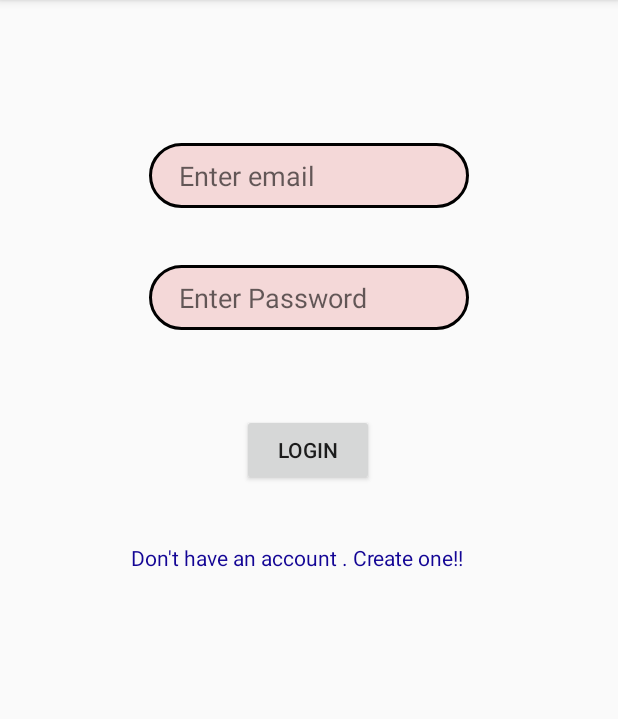
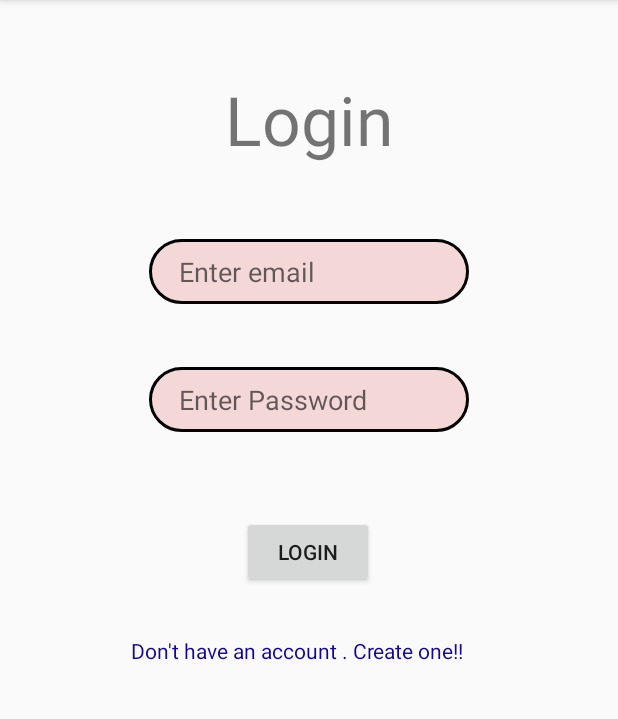
Before and after one commit to The-Fuse/Transport_Tracker, an Android app: the Home screen opened directly, with no data from a screen before it, on a phone screen of 412 x 824 dp, the part 84-803 px from its top. Run offline under Robolectric (Android 15) with nearby library versions, the phone set to English and light mode, and no system bars; our stand-ins replace Firebase (no records; nobody signed in at launch, a user with empty details on screens opened directly).

Commit message:
UI BETTER

```diff
--- a/app/src/main/res/layout/activity_home2.xml
+++ b/app/src/main/res/layout/activity_home2.xml
@@ -19,7 +19,7 @@
         app:layout_constraintEnd_toEndOf="parent"
         app:layout_constraintStart_toStartOf="parent"
         app:layout_constraintTop_toTopOf="parent"
-        app:layout_constraintVertical_bias="0.456" />
+        app:layout_constraintVertical_bias="0.693" />
 
     <EditText
         android:id="@+id/password"
@@ -38,7 +38,7 @@
         android:id="@+id/login"
         android:layout_width="wrap_content"
         android:layout_height="wrap_content"
-        android:layout_marginBottom="444dp"
+        android:layout_marginBottom="376dp"
         android:text="LOgin"
         app:layout_constraintBottom_toBottomOf="parent"
         app:layout_constraintEnd_toEndOf="parent"
@@ -57,4 +57,15 @@
         app:layout_constraintStart_toStartOf="parent"
         app:layout_constraintTop_toBottomOf="@+id/login"
         app:layout_constraintVertical_bias="0.089" />
+
+    <TextView
+        android:id="@+id/textView"
+        android:layout_width="wrap_content"
+        android:layout_height="wrap_content"
+        android:text="@string/login"
+        android:textSize="45sp"
+        app:layout_constraintBottom_toTopOf="@+id/email"
+        app:layout_constraintEnd_toEndOf="parent"
+        app:layout_constraintStart_toStartOf="parent"
+        app:layout_constraintTop_toTopOf="parent" />
 </androidx.constraintlayout.widget.ConstraintLayout>
```
Also changed, not shown: app/src/main/res/layout/activity_signin.xml (+14 -3 lines).
